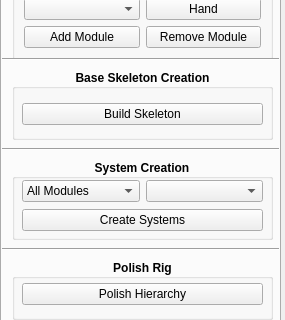
JamesV-S/Jmvs_character_auto_rigging_tool, file interface/Jmvs_character_auto_rigger_001.ui: the form before one commit; both pictures show x 0 to 285 and y 177 to 497 of the 285 by 497 pixel window.
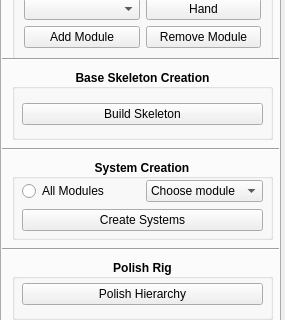
The form after the commit.

Diff of the .ui file:
```diff
--- a/interface/Jmvs_character_auto_rigger_001.ui
+++ b/interface/Jmvs_character_auto_rigger_001.ui
@@ -316,26 +316,31 @@
        <item row="0" column="0">
         <layout class="QGridLayout" name="gridLayout_11">
          <item row="0" column="1">
-          <widget class="QComboBox" name="comboBox_5"/>
+          <widget class="QComboBox" name="comboBox_5">
+           <property name="font">
+            <font>
+             <weight>50</weight>
+             <bold>false</bold>
+            </font>
+           </property>
+           <item>
+            <property name="text">
+             <string>Choose module</string>
+            </property>
+           </item>
+          </widget>
          </item>
          <item row="0" column="0">
-          <widget class="QComboBox" name="comboBox_6">
+          <widget class="QRadioButton" name="radioButton">
            <property name="font">
             <font>
              <weight>50</weight>
              <bold>false</bold>
             </font>
            </property>
-           <item>
             <property name="text">
              <string>All Modules</string>
             </property>
-           </item>
-           <item>
-            <property name="text">
-             <string>Choose Module</string>
-            </property>
-           </item>
           </widget>
          </item>
         </layout>
```
Lines whose indentation alone changed are shown as unchanged.
